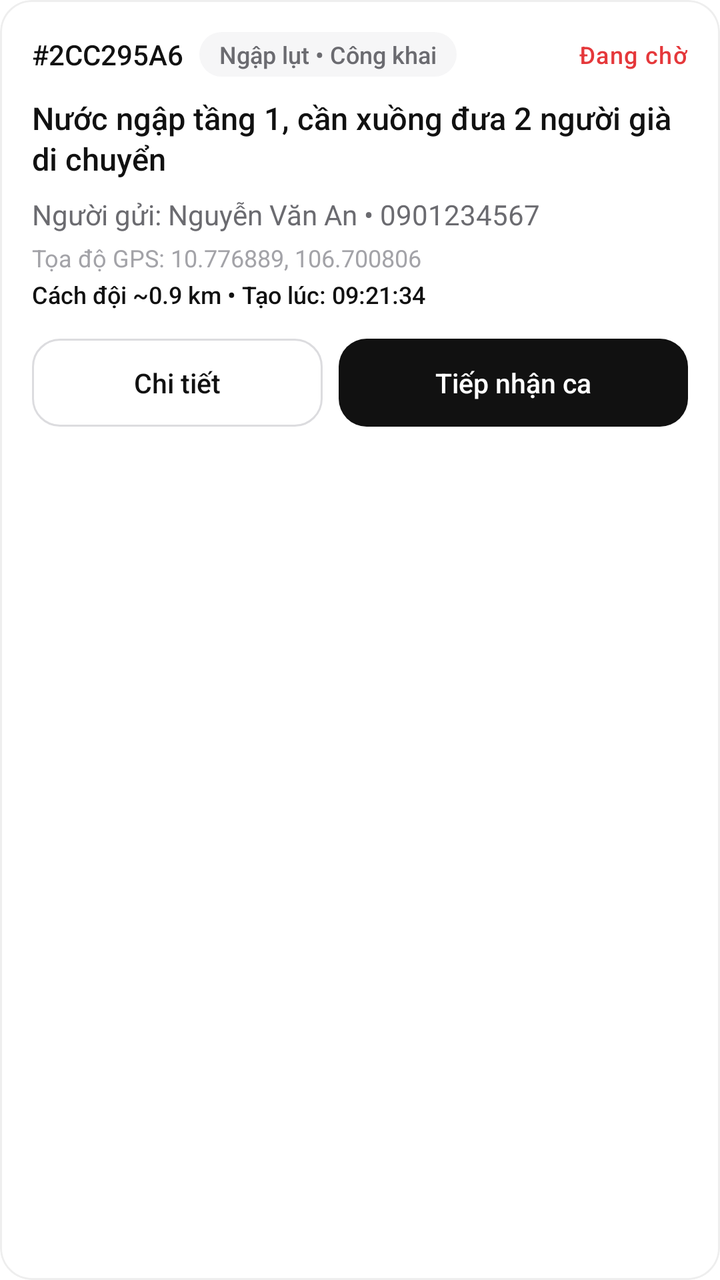
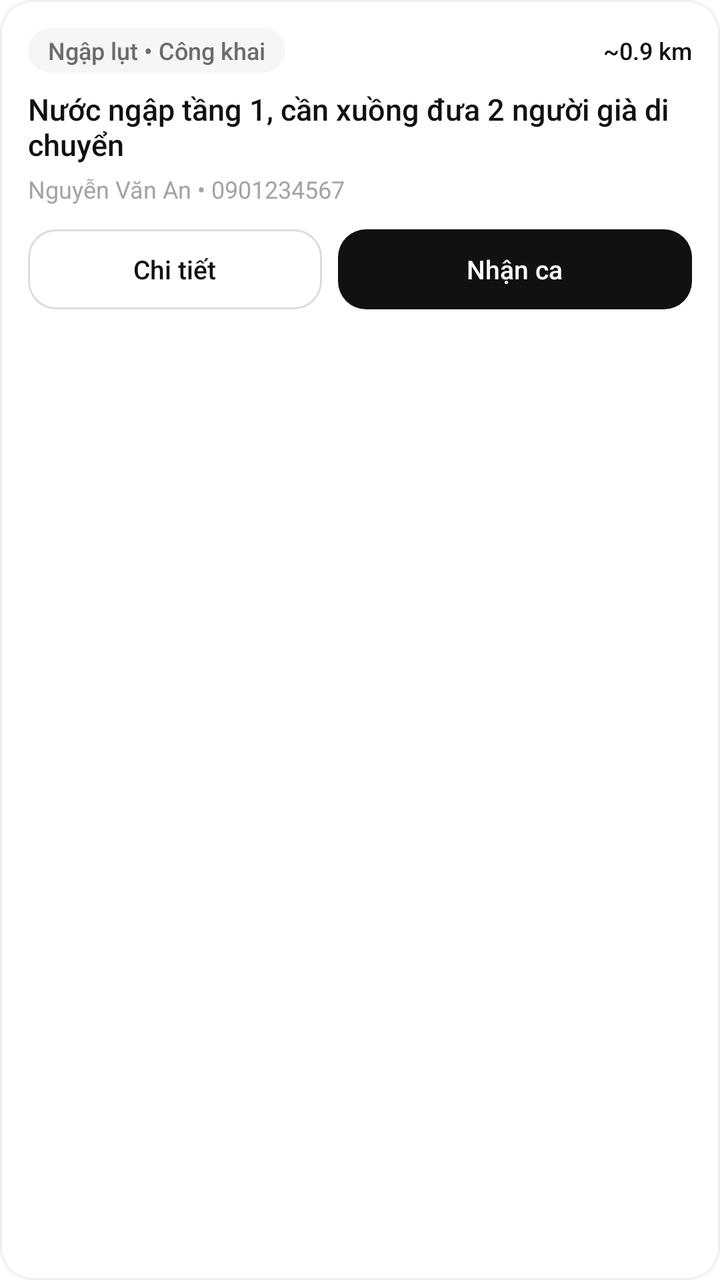

The first picture is an Android layout as it rendered before a commit; the second is the same layout after the commit. The layout source and the unified diff follow.
<!-- AndroidManifest.xml: application theme Theme.JavaFinal -->
<!-- res/layout/item_sos_request.xml -->
<?xml version="1.0" encoding="utf-8"?>
<com.google.android.material.card.MaterialCardView xmlns:android="http://schemas.android.com/apk/res/android"
    xmlns:app="http://schemas.android.com/apk/res-auto"
    style="@style/Card"
    android:layout_width="match_parent"
    android:layout_height="wrap_content"
    android:layout_marginBottom="12dp">

    <LinearLayout
        android:layout_width="match_parent"
        android:layout_height="wrap_content"
        android:orientation="vertical"
        android:padding="16dp">

        
        <LinearLayout
            android:layout_width="match_parent"
            android:layout_height="wrap_content"
            android:gravity="center_vertical"
            android:orientation="horizontal">

            <TextView
                android:id="@+id/tvSosCode"
                style="@style/Text.Title"
                android:layout_width="wrap_content"
                android:layout_height="wrap_content"
                android:text="#2CC295A6"
                android:textSize="14sp" />

            <TextView
                android:id="@+id/tvPrivacyBadge"
                style="@style/Text.Tag"
                android:layout_width="wrap_content"
                android:layout_height="wrap_content"
                android:layout_marginStart="8dp"
                android:text="Ngập lụt • Công khai" />

            <View
                android:layout_width="0dp"
                android:layout_height="0dp"
                android:layout_weight="1" />

            <TextView
                android:id="@+id/tvWaitingTime"
                style="@style/Text.Overline"
                android:layout_width="wrap_content"
                android:layout_height="wrap_content"
                android:text="Đang chờ"
                android:textColor="@color/red" />
        </LinearLayout>

        
        <TextView
            android:id="@+id/tvIncidentTitle"
            style="@style/Text.Title"
            android:layout_width="match_parent"
            android:layout_height="wrap_content"
            android:layout_marginTop="10dp"
            android:lineSpacingExtra="2dp"
            android:text="Nước ngập tầng 1, cần xuồng đưa 2 người già di chuyển"
            android:textSize="15.5sp" />

        
        <TextView
            android:id="@+id/tvPeopleSummary"
            style="@style/Text.Secondary"
            android:layout_width="match_parent"
            android:layout_height="wrap_content"
            android:layout_marginTop="8dp"
            android:text="Người gửi: Nguyễn Văn An • 0901234567" />

        
        <TextView
            android:id="@+id/tvAddress"
            style="@style/Text.Caption"
            android:layout_width="match_parent"
            android:layout_height="wrap_content"
            android:layout_marginTop="4dp"
            android:text="Tọa độ GPS: 10.776889, 106.700806" />

        
        <TextView
            android:id="@+id/tvDistance"
            style="@style/Text.Caption"
            android:layout_width="match_parent"
            android:layout_height="wrap_content"
            android:layout_marginTop="2dp"
            android:fontFamily="sans-serif-medium"
            android:text="Cách đội ~0.9 km • Tạo lúc: 09:21:34"
            android:textColor="@color/ink" />

        
        <LinearLayout
            android:layout_width="match_parent"
            android:layout_height="wrap_content"
            android:layout_marginTop="14dp"
            android:orientation="horizontal">

            <com.google.android.material.button.MaterialButton
                android:id="@+id/btnDetail"
                style="@style/Button.Secondary"
                android:layout_width="0dp"
                android:layout_height="44dp"
                android:layout_marginEnd="8dp"
                android:layout_weight="1"
                android:minHeight="44dp"
                android:text="Chi tiết"
                android:textSize="13.5sp" />

            <com.google.android.material.button.MaterialButton
                android:id="@+id/btnAccept"
                style="@style/Button.Primary"
                android:layout_width="0dp"
                android:layout_height="44dp"
                android:layout_weight="1.2"
                android:minHeight="44dp"
                android:text="Tiếp nhận ca"
                android:textSize="13.5sp" />
        </LinearLayout>
    </LinearLayout>
</com.google.android.material.card.MaterialCardView>
<!-- resources referenced by this layout -->
<resources>
  <color name="ink">#111111</color>
  <color name="red">#E5383B</color>
  <style name="Card" parent="Widget.Material3.CardView.Outlined">
          <item name="cardBackgroundColor">@color/white</item>
          <item name="cardCornerRadius">16dp</item>
          <item name="cardElevation">0dp</item>
          <item name="strokeColor">@color/line</item>
          <item name="strokeWidth">1dp</item>
      </style>
  <style name="Text.Caption">
          <item name="android:textSize">12sp</item>
          <item name="android:textColor">@color/ink_tertiary</item>
      </style>
  <style name="Text.Overline">
          <item name="android:textSize">12sp</item>
          <item name="android:textColor">@color/ink_tertiary</item>
          <item name="android:fontFamily">sans-serif-medium</item>
          <item name="android:letterSpacing">0.04</item>
      </style>
  <style name="Text.Secondary">
          <item name="android:textSize">14sp</item>
          <item name="android:textColor">@color/ink_secondary</item>
          <item name="android:lineSpacingExtra">2dp</item>
      </style>
  <style name="Text.Title">
          <item name="android:textSize">16sp</item>
          <item name="android:fontFamily">sans-serif-medium</item>
      </style>
  <style name="Theme.JavaFinal" parent="Base.Theme.JavaFinal" />
  <color name="line_strong">#DCDCDF</color>
  <color name="white">#FFFFFFFF</color>
  <color name="line">#EEEEEE</color>
  <color name="ink_tertiary">#A3A3A8</color>
  <color name="ink_secondary">#6B6B70</color>
  <!-- drawable bg_pill (drawable) -->
  <?xml version="1.0" encoding="utf-8"?>
  <shape xmlns:android="http://schemas.android.com/apk/res/android"
      android:shape="rectangle">
      <solid android:color="@color/white" />
      <corners android:radius="100dp" />
  </shape>
  <color name="fill">#F6F6F7</color>
  <style name="Widget.App.Snackbar" parent="Widget.Material3.Snackbar">
          <item name="backgroundTint">@color/ink</item>
          <item name="shapeAppearance">@style/ShapeAppearance.App.Rounded12</item>
          <item name="android:layout_margin">16dp</item>
      </style>
  <style name="Widget.App.Snackbar.Text" parent="Widget.Material3.Snackbar.TextView">
          <item name="android:textColor">@color/white</item>
          <item name="android:textSize">14sp</item>
      </style>
  <style name="Widget.App.Snackbar.Button" parent="Widget.Material3.Button.TextButton.Snackbar">
          <item name="android:textColor">@color/white</item>
          <item name="android:textAllCaps">false</item>
      </style>
  <style name="TextAppearance.App.ToolbarTitle" parent="TextAppearance.Material3.TitleMedium">
          <item name="android:textSize">17sp</item>
          <item name="android:fontFamily">sans-serif-medium</item>
          <item name="android:textColor">@color/ink</item>
      </style>
  <style name="TextAppearance.App.ToolbarSubtitle" parent="TextAppearance.Material3.BodySmall">
          <item name="android:textColor">@color/ink_tertiary</item>
      </style>
  <style name="Widget.App.BottomSheet" parent="Widget.Material3.BottomSheet">
          <item name="backgroundTint">@color/white</item>
          <item name="shapeAppearance">@style/ShapeAppearance.App.Sheet</item>
      </style>
  <style name="ShapeAppearance.App.Rounded12" parent="">
          <item name="cornerFamily">rounded</item>
          <item name="cornerSize">12dp</item>
      </style>
  <style name="ShapeAppearance.App.Sheet" parent="">
          <item name="cornerFamily">rounded</item>
          <item name="cornerSizeTopLeft">24dp</item>
          <item name="cornerSizeTopRight">24dp</item>
          <item name="cornerSizeBottomLeft">0dp</item>
          <item name="cornerSizeBottomRight">0dp</item>
      </style>
  <!-- unchanged entries left out for length: 7 -->
</resources>

<!-- the commit's change to res/layout/item_sos_request.xml (unified diff, before → after) -->
@@ -1,18 +1,16 @@
 <?xml version="1.0" encoding="utf-8"?>
 <com.google.android.material.card.MaterialCardView xmlns:android="http://schemas.android.com/apk/res/android"
-    xmlns:app="http://schemas.android.com/apk/res-auto"
     style="@style/Card"
     android:layout_width="match_parent"
     android:layout_height="wrap_content"
-    android:layout_marginBottom="12dp">
+    android:layout_marginBottom="10dp">
 
     <LinearLayout
         android:layout_width="match_parent"
         android:layout_height="wrap_content"
         android:orientation="vertical"
-        android:padding="16dp">
+        android:padding="14dp">
 
-        
         <LinearLayout
             android:layout_width="match_parent"
             android:layout_height="wrap_content"
@@ -20,19 +18,10 @@
             android:orientation="horizontal">
 
             <TextView
-                android:id="@+id/tvSosCode"
-                style="@style/Text.Title"
-                android:layout_width="wrap_content"
-                android:layout_height="wrap_content"
-                android:text="#2CC295A6"
-                android:textSize="14sp" />
-
-            <TextView
                 android:id="@+id/tvPrivacyBadge"
                 style="@style/Text.Tag"
                 android:layout_width="wrap_content"
                 android:layout_height="wrap_content"
-                android:layout_marginStart="8dp"
                 android:text="Ngập lụt • Công khai" />
 
             <View
@@ -41,81 +30,60 @@
                 android:layout_weight="1" />
 
             <TextView
-                android:id="@+id/tvWaitingTime"
-                style="@style/Text.Overline"
+                android:id="@+id/tvDistance"
+                style="@style/Text.Caption"
                 android:layout_width="wrap_content"
                 android:layout_height="wrap_content"
-                android:text="Đang chờ"
-                android:textColor="@color/red" />
+                android:fontFamily="sans-serif-medium"
+                android:text="~0.9 km"
+                android:textColor="@color/ink" />
         </LinearLayout>
 
-        
         <TextView
             android:id="@+id/tvIncidentTitle"
             style="@style/Text.Title"
             android:layout_width="match_parent"
             android:layout_height="wrap_content"
-            android:layout_marginTop="10dp"
-            android:lineSpacingExtra="2dp"
+            android:layout_marginTop="8dp"
+            android:maxLines="2"
+            android:ellipsize="end"
             android:text="Nước ngập tầng 1, cần xuồng đưa 2 người già di chuyển"
-            android:textSize="15.5sp" />
+            android:textSize="15sp" />
 
-        
         <TextView
             android:id="@+id/tvPeopleSummary"
-            style="@style/Text.Secondary"
-            android:layout_width="match_parent"
-            android:layout_height="wrap_content"
-            android:layout_marginTop="8dp"
-            android:text="Người gửi: Nguyễn Văn An • 0901234567" />
-
-        
-        <TextView
-            android:id="@+id/tvAddress"
             style="@style/Text.Caption"
             android:layout_width="match_parent"
             android:layout_height="wrap_content"
             android:layout_marginTop="4dp"
-            android:text="Tọa độ GPS: 10.776889, 106.700806" />
+            android:text="Nguyễn Văn An • 0901234567" />
 
-        
-        <TextView
-            android:id="@+id/tvDistance"
-            style="@style/Text.Caption"
-            android:layout_width="match_parent"
-            android:layout_height="wrap_content"
-            android:layout_marginTop="2dp"
-            android:fontFamily="sans-serif-medium"
-            android:text="Cách đội ~0.9 km • Tạo lúc: 09:21:34"
-            android:textColor="@color/ink" />
-
-        
         <LinearLayout
             android:layout_width="match_parent"
             android:layout_height="wrap_content"
-            android:layout_marginTop="14dp"
+            android:layout_marginTop="12dp"
             android:orientation="horizontal">
 
             <com.google.android.material.button.MaterialButton
                 android:id="@+id/btnDetail"
                 style="@style/Button.Secondary"
                 android:layout_width="0dp"
-                android:layout_height="44dp"
+                android:layout_height="40dp"
                 android:layout_marginEnd="8dp"
                 android:layout_weight="1"
-                android:minHeight="44dp"
+                android:minHeight="40dp"
                 android:text="Chi tiết"
-                android:textSize="13.5sp" />
+                android:textSize="13sp" />
 
             <com.google.android.material.button.MaterialButton
                 android:id="@+id/btnAccept"
                 style="@style/Button.Primary"
                 android:layout_width="0dp"
-                android:layout_height="44dp"
+                android:layout_height="40dp"
                 android:layout_weight="1.2"
-                android:minHeight="44dp"
-                android:text="Tiếp nhận ca"
-                android:textSize="13.5sp" />
+                android:minHeight="40dp"
+                android:text="Nhận ca"
+                android:textSize="13sp" />
         </LinearLayout>
     </LinearLayout>
 </com.google.android.material.card.MaterialCardView>
<!-- resource entries referenced after the edit -->
@@ -12,17 +12,6 @@
   <style name="Text.Caption">
           <item name="android:textSize">12sp</item>
           <item name="android:textColor">@color/ink_tertiary</item>
-      </style>
-  <style name="Text.Overline">
-          <item name="android:textSize">12sp</item>
-          <item name="android:textColor">@color/ink_tertiary</item>
-          <item name="android:fontFamily">sans-serif-medium</item>
-          <item name="android:letterSpacing">0.04</item>
-      </style>
-  <style name="Text.Secondary">
-          <item name="android:textSize">14sp</item>
-          <item name="android:textColor">@color/ink_secondary</item>
-          <item name="android:lineSpacingExtra">2dp</item>
       </style>
   <style name="Text.Title">
           <item name="android:textSize">16sp</item>
